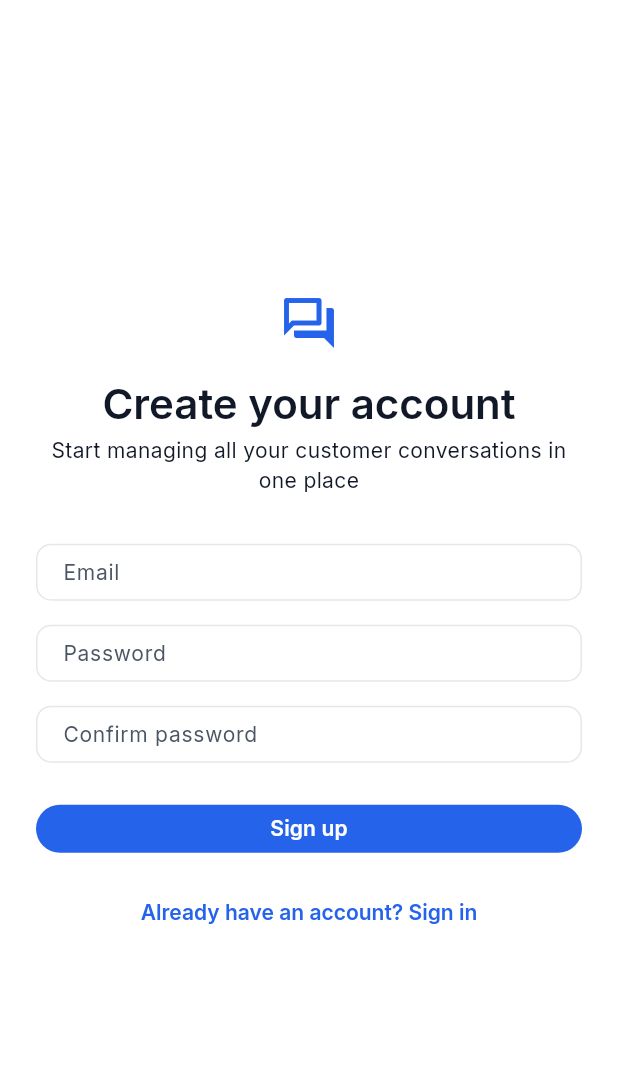
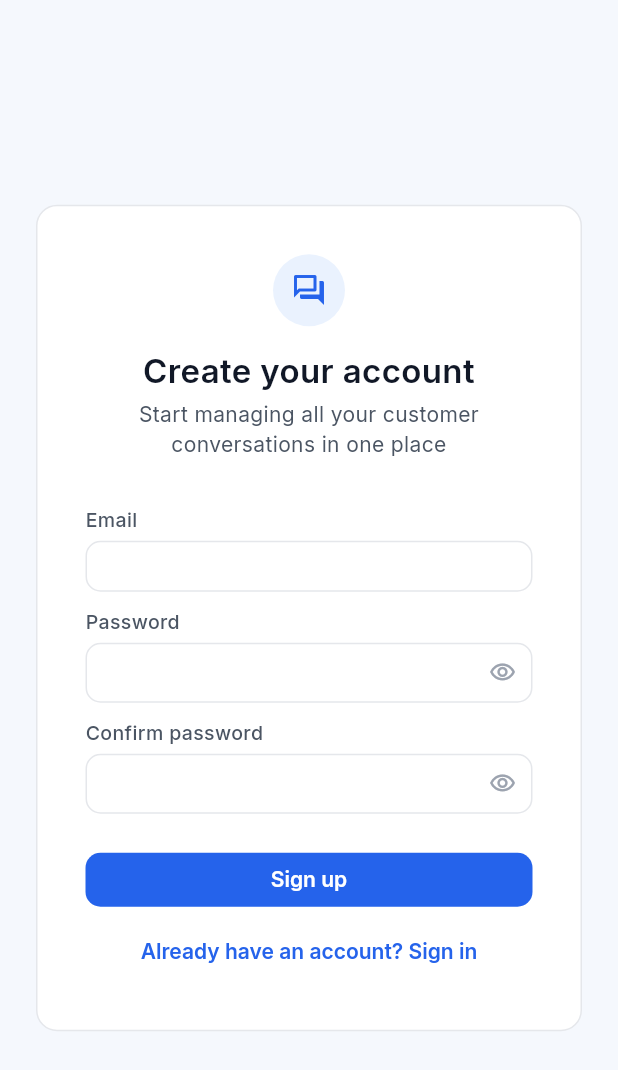
Before and after one commit to SualpSametKaya17/socibot, a Flutter app: the screen it shows after launch, after a tap on "Sign in", after a tap on "Don't have an account? Sign up", on a phone screen of 412 x 824 dp. Shown: the top 1070 px of the screen. Run offline on Flutter 3.47's test engine with Material 3 defaults, Android fonts, the phone set to English and light mode, and no system bars; our stand-ins replace cached_network_image, emoji_picker_flutter, file_picker, flutter_riverpod, freezed_annotation, gap and 5 more; accounts and stored records are empty; statements that could not run were skipped.

Commit message:
Redesign login/register to match the app's design system
Login and register were the one part of the app never touched all
session — completely generic Material: floating-label inputs, an
unthemed FilledButton (the app has no filledButtonTheme, so it
rendered with stock Material 3 shape/radius instead of matching every
other primary button), no card or border, raw pixel spacing. The very
first thing a user sees looked like a different, unstyled app.

- AppTextField gains the form-field params (obscureText, validator,
  keyboardType, textInputAction, onFieldSubmitted, autovalidateMode)
  it needs to work standalone outside Settings.
- New AppPasswordField wraps it with a show/hide toggle — password
  fields had no way to reveal what you typed before.
- Both screens: bordered AppSurfaceCard-style panel on a soft tinted
  background, icon chip matching the pattern used elsewhere (Dashboard
  stats, Workspace settings), ElevatedButton (inherits the app's real
  button theme) instead of FilledButton, AppSpacing/AppTypography
  throughout instead of raw SizedBox/Theme.textTheme values.
- Deleted the now-unused AuthTextField widget it replaced.

Co-Authored-By: Claude Sonnet 5 <noreply@anthropic.com>
Claude-Session: https://claude.ai/code/session_011tavDFGNUBGHiQmAdhuWUh

```diff
--- /dev/null
+++ b/lib/core/widgets/app_password_field.dart
@@ -0,0 +1,56 @@
+import 'package:flutter/material.dart';
+
+import '../../app/theme/app_semantic_colors.dart';
+import 'app_text_field.dart';
+
+/// An [AppTextField] preconfigured for password entry — masked by
+/// default, with a show/hide toggle (local to this field, not shared
+/// state) since that's the one bit of behavior a plain [AppTextField]
+/// can't express as a stateless widget.
+class AppPasswordField extends StatefulWidget {
+  const AppPasswordField({
+    super.key,
+    required this.label,
+    required this.controller,
+    this.validator,
+    this.textInputAction,
+    this.onFieldSubmitted,
+  });
+
+  final String label;
+  final TextEditingController controller;
+  final String? Function(String?)? validator;
+  final TextInputAction? textInputAction;
+  final ValueChanged<String>? onFieldSubmitted;
+
+  @override
+  State<AppPasswordField> createState() => _AppPasswordFieldState();
+}
+
+class _AppPasswordFieldState extends State<AppPasswordField> {
+  bool _obscure = true;
+
+  @override
+  Widget build(BuildContext context) {
+    final colors = context.colors;
+
+    return AppTextField(
+      label: widget.label,
+      controller: widget.controller,
+      obscureText: _obscure,
+      validator: widget.validator,
+      textInputAction: widget.textInputAction,
+      onFieldSubmitted: widget.onFieldSubmitted,
+      autovalidateMode: AutovalidateMode.onUserInteraction,
+      suffixIcon: IconButton(
+        tooltip: _obscure ? 'Show password' : 'Hide password',
+        icon: Icon(
+          _obscure ? Icons.visibility_outlined : Icons.visibility_off_outlined,
+          size: 18,
+          color: colors.textMuted,
+        ),
+        onPressed: () => setState(() => _obscure = !_obscure),
+      ),
+    );
+  }
+}
--- a/lib/core/widgets/app_text_field.dart
+++ b/lib/core/widgets/app_text_field.dart
@@ -19,6 +19,12 @@ class AppTextField extends StatelessWidget {
     this.enabled = true,
     this.onChanged,
     this.suffixIcon,
+    this.obscureText = false,
+    this.validator,
+    this.keyboardType,
+    this.textInputAction,
+    this.onFieldSubmitted,
+    this.autovalidateMode,
   });
 
   final String label;
@@ -30,6 +36,16 @@ class AppTextField extends StatelessWidget {
   final bool enabled;
   final ValueChanged<String>? onChanged;
   final Widget? suffixIcon;
+
+  /// Form-field extras — needed by auth screens (validation, password
+  /// masking) but not by the plain Settings fields this widget started
+  /// out covering, so they default to inert/off.
+  final bool obscureText;
+  final String? Function(String?)? validator;
+  final TextInputType? keyboardType;
+  final TextInputAction? textInputAction;
+  final ValueChanged<String>? onFieldSubmitted;
+  final AutovalidateMode? autovalidateMode;
 
   @override
   Widget build(BuildContext context) {
@@ -51,6 +67,12 @@ class AppTextField extends StatelessWidget {
           readOnly: readOnly,
           enabled: enabled,
           onChanged: onChanged,
+          obscureText: obscureText,
+          validator: validator,
+          keyboardType: keyboardType,
+          textInputAction: textInputAction,
+          onFieldSubmitted: onFieldSubmitted,
+          autovalidateMode: autovalidateMode,
           style: AppTypography.bodySmall.copyWith(color: colors.textPrimary),
           decoration: InputDecoration(
             hintText: hintText,
--- a/lib/features/auth/presentation/login_screen.dart
+++ b/lib/features/auth/presentation/login_screen.dart
@@ -2,10 +2,15 @@ import 'package:flutter/material.dart';
 import 'package:flutter_riverpod/flutter_riverpod.dart';
 import 'package:go_router/go_router.dart';
 
+import '../../../app/theme/app_radius.dart';
+import '../../../app/theme/app_semantic_colors.dart';
+import '../../../app/theme/app_spacing.dart';
+import '../../../app/theme/app_typography.dart';
 import '../../../core/constants/route_paths.dart';
 import '../../../core/errors/app_exception.dart';
+import '../../../core/widgets/app_password_field.dart';
+import '../../../core/widgets/app_text_field.dart';
 import 'login_controller.dart';
-import 'widgets/auth_text_field.dart';
 
 class LoginScreen extends ConsumerStatefulWidget {
   const LoginScreen({super.key});
@@ -38,6 +43,8 @@ class _LoginScreenState extends ConsumerState<LoginScreen> {
 
   @override
   Widget build(BuildContext context) {
+    final colors = context.colors;
+
     ref.listen(loginControllerProvider, (previous, next) {
       next.whenOrNull(
         error: (error, stackTrace) {
@@ -54,40 +61,60 @@ class _LoginScreenState extends ConsumerState<LoginScreen> {
     final isLoading = ref.watch(loginControllerProvider).isLoading;
 
     return Scaffold(
+      backgroundColor: colors.sidebar,
       body: Center(
         child: SingleChildScrollView(
-          padding: const EdgeInsets.all(24),
+          padding: const EdgeInsets.all(AppSpacing.xl),
           child: ConstrainedBox(
             constraints: const BoxConstraints(maxWidth: 400),
+            child: Container(
+              padding: const EdgeInsets.all(AppSpacing.xxl),
+              decoration: BoxDecoration(
+                color: colors.surface,
+                borderRadius: AppRadius.lgAll,
+                border: Border.all(color: colors.border),
+              ),
               child: Form(
                 key: _formKey,
                 child: Column(
                   mainAxisSize: MainAxisSize.min,
                   crossAxisAlignment: CrossAxisAlignment.stretch,
                   children: [
-                  Icon(
+                    Container(
+                      width: 48,
+                      height: 48,
+                      alignment: Alignment.center,
+                      decoration: BoxDecoration(
+                        color: colors.primarySoft,
+                        shape: BoxShape.circle,
+                      ),
+                      child: Icon(
                         Icons.forum_outlined,
-                    size: 40,
-                    color: Theme.of(context).colorScheme.primary,
+                        size: 24,
+                        color: colors.primary,
                       ),
-                  const SizedBox(height: 16),
+                    ),
+                    const SizedBox(height: AppSpacing.lg),
                     Text(
                       'Welcome back',
-                    style: Theme.of(context).textTheme.headlineSmall,
+                      style: AppTypography.headingMedium,
                       textAlign: TextAlign.center,
                     ),
                     const SizedBox(height: 4),
                     Text(
                       'Sign in to your Socibot workspace',
-                    style: Theme.of(context).textTheme.bodyMedium,
+                      style: AppTypography.bodyMedium.copyWith(
+                        color: colors.textSecondary,
+                      ),
                       textAlign: TextAlign.center,
                     ),
-                  const SizedBox(height: 32),
-                  AuthTextField(
+                    const SizedBox(height: AppSpacing.xxl),
+                    AppTextField(
+                      label: 'Email',
                       controller: _emailController,
-                    label: 'Email',
                       keyboardType: TextInputType.emailAddress,
                       textInputAction: TextInputAction.next,
+                      autovalidateMode: AutovalidateMode.onUserInteraction,
                       validator: (value) {
                         if (value == null || !value.contains('@')) {
                           return 'Enter a valid email address';
@@ -95,11 +122,10 @@ class _LoginScreenState extends ConsumerState<LoginScreen> {
                         return null;
                       },
                     ),
-                  const SizedBox(height: 16),
-                  AuthTextField(
+                    const SizedBox(height: AppSpacing.md),
+                    AppPasswordField(
+                      label: 'Password',
                       controller: _passwordController,
-                    label: 'Password',
-                    obscureText: true,
                       textInputAction: TextInputAction.done,
                       onFieldSubmitted: (_) => _submit(),
                       validator: (value) {
@@ -109,18 +135,26 @@ class _LoginScreenState extends ConsumerState<LoginScreen> {
                         return null;
                       },
                     ),
-                  const SizedBox(height: 24),
-                  FilledButton(
+                    const SizedBox(height: AppSpacing.xl),
+                    SizedBox(
+                      width: double.infinity,
+                      child: ElevatedButton(
                         onPressed: isLoading ? null : _submit,
                         child: isLoading
                             ? const SizedBox(
-                            height: 20,
-                            width: 20,
-                            child: CircularProgressIndicator(strokeWidth: 2),
+                                height: 18,
+                                width: 18,
+                                child: CircularProgressIndicator(
+                                  strokeWidth: 2,
+                                  valueColor: AlwaysStoppedAnimation(
+                                    Colors.white,
+                                  ),
+                                ),
                               )
                             : const Text('Sign in'),
                       ),
-                  const SizedBox(height: 16),
+                    ),
+                    const SizedBox(height: AppSpacing.sm),
                     TextButton(
                       onPressed: isLoading
                           ? null
@@ -133,6 +167,7 @@ class _LoginScreenState extends ConsumerState<LoginScreen> {
             ),
           ),
         ),
+      ),
     );
   }
 }
--- a/lib/features/auth/presentation/register_screen.dart
+++ b/lib/features/auth/presentation/register_screen.dart
@@ -2,10 +2,15 @@ import 'package:flutter/material.dart';
 import 'package:flutter_riverpod/flutter_riverpod.dart';
 import 'package:go_router/go_router.dart';
 
+import '../../../app/theme/app_radius.dart';
+import '../../../app/theme/app_semantic_colors.dart';
+import '../../../app/theme/app_spacing.dart';
+import '../../../app/theme/app_typography.dart';
 import '../../../core/constants/route_paths.dart';
 import '../../../core/errors/app_exception.dart';
+import '../../../core/widgets/app_password_field.dart';
+import '../../../core/widgets/app_text_field.dart';
 import 'register_controller.dart';
-import 'widgets/auth_text_field.dart';
 
 class RegisterScreen extends ConsumerStatefulWidget {
   const RegisterScreen({super.key});
@@ -40,6 +45,8 @@ class _RegisterScreenState extends ConsumerState<RegisterScreen> {
 
   @override
   Widget build(BuildContext context) {
+    final colors = context.colors;
+
     ref.listen(registerControllerProvider, (previous, next) {
       next.whenOrNull(
         error: (error, stackTrace) {
@@ -71,40 +78,60 @@ class _RegisterScreenState extends ConsumerState<RegisterScreen> {
     final isLoading = ref.watch(registerControllerProvider).isLoading;
 
     return Scaffold(
+      backgroundColor: colors.sidebar,
       body: Center(
         child: SingleChildScrollView(
-          padding: const EdgeInsets.all(24),
+          padding: const EdgeInsets.all(AppSpacing.xl),
           child: ConstrainedBox(
             constraints: const BoxConstraints(maxWidth: 400),
+            child: Container(
+              padding: const EdgeInsets.all(AppSpacing.xxl),
+              decoration: BoxDecoration(
+                color: colors.surface,
+                borderRadius: AppRadius.lgAll,
+                border: Border.all(color: colors.border),
+              ),
               child: Form(
                 key: _formKey,
                 child: Column(
                   mainAxisSize: MainAxisSize.min,
                   crossAxisAlignment: CrossAxisAlignment.stretch,
                   children: [
-                  Icon(
+                    Container(
+                      width: 48,
+                      height: 48,
+                      alignment: Alignment.center,
+                      decoration: BoxDecoration(
+                        color: colors.primarySoft,
+                        shape: BoxShape.circle,
+                      ),
+                      child: Icon(
                         Icons.forum_outlined,
-                    size: 40,
-                    color: Theme.of(context).colorScheme.primary,
+                        size: 24,
+                        color: colors.primary,
                       ),
-                  const SizedBox(height: 16),
+                    ),
+                    const SizedBox(height: AppSpacing.lg),
                     Text(
                       'Create your account',
-                    style: Theme.of(context).textTheme.headlineSmall,
+                      style: AppTypography.headingMedium,
                       textAlign: TextAlign.center,
                     ),
                     const SizedBox(height: 4),
                     Text(
                       'Start managing all your customer conversations in one place',
-                    style: Theme.of(context).textTheme.bodyMedium,
+                      style: AppTypography.bodyMedium.copyWith(
+                        color: colors.textSecondary,
+                      ),
                       textAlign: TextAlign.center,
                     ),
-                  const SizedBox(height: 32),
-                  AuthTextField(
+                    const SizedBox(height: AppSpacing.xxl),
+                    AppTextField(
+                      label: 'Email',
                       controller: _emailController,
-                    label: 'Email',
                       keyboardType: TextInputType.emailAddress,
                       textInputAction: TextInputAction.next,
+                      autovalidateMode: AutovalidateMode.onUserInteraction,
                       validator: (value) {
                         if (value == null || !value.contains('@')) {
                           return 'Enter a valid email address';
@@ -112,11 +139,10 @@ class _RegisterScreenState extends ConsumerState<RegisterScreen> {
                         return null;
                       },
                     ),
-                  const SizedBox(height: 16),
-                  AuthTextField(
+                    const SizedBox(height: AppSpacing.md),
+                    AppPasswordField(
+                      label: 'Password',
                       controller: _passwordController,
-                    label: 'Password',
-                    obscureText: true,
                       textInputAction: TextInputAction.next,
                       validator: (value) {
                         if (value == null || value.length < 6) {
@@ -125,11 +151,10 @@ class _RegisterScreenState extends ConsumerState<RegisterScreen> {
                         return null;
                       },
                     ),
-                  const SizedBox(height: 16),
-                  AuthTextField(
+                    const SizedBox(height: AppSpacing.md),
+                    AppPasswordField(
+                      label: 'Confirm password',
                       controller: _confirmPasswordController,
-                    label: 'Confirm password',
-                    obscureText: true,
                       textInputAction: TextInputAction.done,
                       onFieldSubmitted: (_) => _submit(),
                       validator: (value) {
@@ -139,18 +164,26 @@ class _RegisterScreenState extends ConsumerState<RegisterScreen> {
                         return null;
                       },
                     ),
-                  const SizedBox(height: 24),
-                  FilledButton(
+                    const SizedBox(height: AppSpacing.xl),
+                    SizedBox(
+                      width: double.infinity,
+                      child: ElevatedButton(
                         onPressed: isLoading ? null : _submit,
                         child: isLoading
                             ? const SizedBox(
-                            height: 20,
-                            width: 20,
-                            child: CircularProgressIndicator(strokeWidth: 2),
+                                height: 18,
+                                width: 18,
+                                child: CircularProgressIndicator(
+                                  strokeWidth: 2,
+                                  valueColor: AlwaysStoppedAnimation(
+                                    Colors.white,
+                                  ),
+                                ),
                               )
                             : const Text('Sign up'),
                       ),
-                  const SizedBox(height: 16),
+                    ),
+                    const SizedBox(height: AppSpacing.sm),
                     TextButton(
                       onPressed: isLoading
                           ? null
@@ -163,6 +196,7 @@ class _RegisterScreenState extends ConsumerState<RegisterScreen> {
             ),
           ),
         ),
+      ),
     );
   }
 }
--- a/lib/features/auth/presentation/widgets/auth_text_field.dart
+++ /dev/null
@@ -1,36 +0,0 @@
-import 'package:flutter/material.dart';
-
-class AuthTextField extends StatelessWidget {
-  const AuthTextField({
-    super.key,
-    required this.controller,
-    required this.label,
-    this.obscureText = false,
-    this.keyboardType,
-    this.validator,
-    this.textInputAction,
-    this.onFieldSubmitted,
-  });
-
-  final TextEditingController controller;
-  final String label;
-  final bool obscureText;
-  final TextInputType? keyboardType;
-  final String? Function(String?)? validator;
-  final TextInputAction? textInputAction;
-  final void Function(String)? onFieldSubmitted;
-
-  @override
-  Widget build(BuildContext context) {
-    return TextFormField(
-      controller: controller,
-      obscureText: obscureText,
-      keyboardType: keyboardType,
-      textInputAction: textInputAction,
-      onFieldSubmitted: onFieldSubmitted,
-      autovalidateMode: AutovalidateMode.onUserInteraction,
-      validator: validator,
-      decoration: InputDecoration(labelText: label),
-    );
-  }
-}
```
Lines whose indentation alone changed are shown as unchanged.
